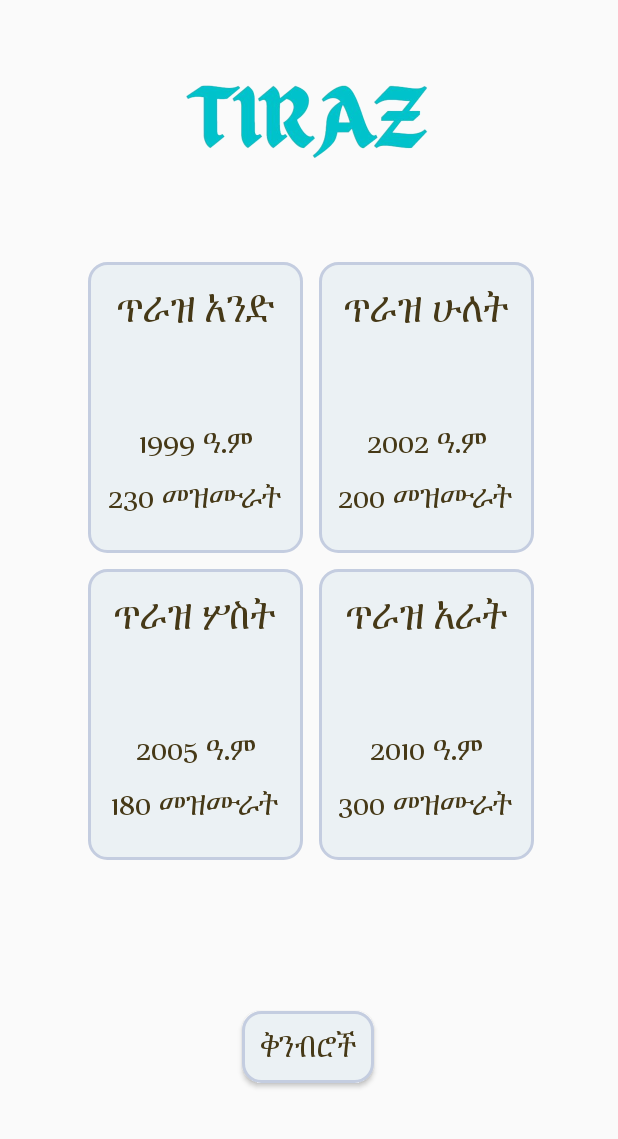
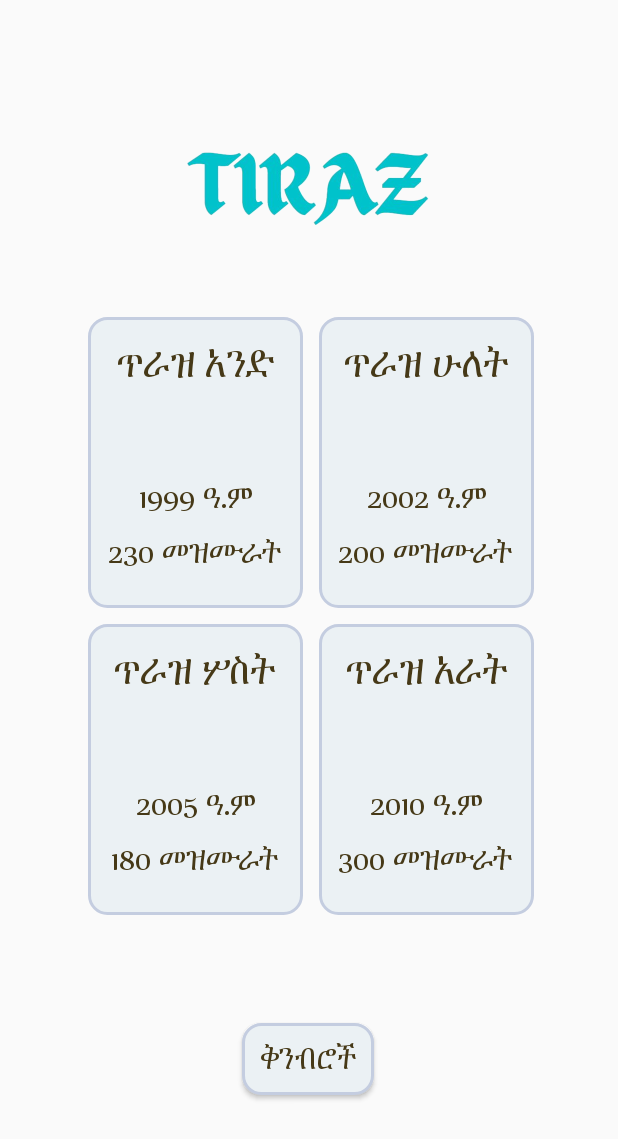
Before and after one commit to liku-amare/Tiraz, an Android app: the screen it shows after launch (MainActivity), on a phone screen of 412 x 824 dp. Shown: the top 1139 px of the screen. Run offline under Robolectric (Android 15) with nearby library versions, the phone set to English and light mode, and no system bars.

Commit message:
reloaded and updated

```diff
--- a/app/src/main/AndroidManifest.xml
+++ b/app/src/main/AndroidManifest.xml
@@ -9,9 +9,9 @@
         android:allowBackup="true"
         android:dataExtractionRules="@xml/data_extraction_rules"
         android:fullBackupContent="@xml/backup_rules"
-        android:icon="@mipmap/ic_launcher"
+        android:icon="@drawable/logo2_no_back"
         android:label="@string/app_name"
-        android:roundIcon="@mipmap/ic_launcher_round"
+        android:roundIcon="@drawable/logo2_no_back"
         android:supportsRtl="true"
         android:theme="@style/Theme.TIraz"
         tools:targetApi="31">
--- a/app/src/main/res/layout/activity_main.xml
+++ b/app/src/main/res/layout/activity_main.xml
@@ -143,15 +143,17 @@
         android:id="@+id/imageView"
         android:layout_width="238dp"
         android:layout_height="100dp"
-        android:layout_marginStart="86dp"
+        android:layout_marginStart="87dp"
+        android:layout_marginTop="53dp"
         android:layout_marginEnd="87dp"
         android:layout_marginBottom="23dp"
+        android:contentDescription="@string/logo_title"
         app:layout_constraintBottom_toTopOf="@+id/gridLayout"
         app:layout_constraintEnd_toEndOf="parent"
+        app:layout_constraintHorizontal_bias="0.0"
         app:layout_constraintStart_toStartOf="parent"
         app:layout_constraintTop_toTopOf="parent"
-        app:srcCompat="@drawable/logo2_no_back"
-        android:contentDescription="@string/logo_title" />
+        app:srcCompat="@drawable/logo2_no_back" />
 
     <androidx.gridlayout.widget.GridLayout
         android:id="@+id/gridLayout"
@@ -191,7 +193,7 @@
                 android:layout_marginTop="10dp"
                 android:layout_marginBottom="5dp"
                 android:fontFamily="@font/niyala"
-                android:text="1999 ዓ.ም"
+                android:text="1999 ዓ.ም."
                 android:textSize="22sp" />
 
             <TextView
@@ -211,8 +213,8 @@
             android:layout_height="194dp"
             android:layout_margin="5dp"
             android:background="@drawable/shape"
+            android:orientation="vertical"
             android:theme="@style/ErrorStyle"
-            android:orientation="vertical"
             app:layout_column="1"
             app:layout_row="0">
 
@@ -234,7 +236,7 @@
                 android:layout_marginTop="10dp"
                 android:layout_marginBottom="5dp"
                 android:fontFamily="@font/niyala"
-                android:text="1999 ዓ.ም"
+                android:text="1999 ዓ.ም."
                 android:textSize="22sp" />
 
             <TextView
@@ -278,7 +280,7 @@
                 android:layout_marginTop="10dp"
                 android:layout_marginBottom="5dp"
                 android:fontFamily="@font/niyala"
-                android:text="1999 ዓ.ም"
+                android:text="1999 ዓ.ም."
                 android:textSize="22sp" />
 
             <TextView
@@ -322,7 +324,7 @@
                 android:layout_marginTop="10dp"
                 android:layout_marginBottom="5dp"
                 android:fontFamily="@font/niyala"
-                android:text="1999 ዓ.ም"
+                android:text="1999 ዓ.ም."
                 android:textSize="22sp" />
 
             <TextView
@@ -344,7 +346,7 @@
         android:layout_width="wrap_content"
         android:layout_height="wrap_content"
         android:layout_marginStart="158dp"
-        android:layout_marginTop="34dp"
+        android:layout_marginTop="14dp"
         android:layout_marginEnd="159dp"
         android:layout_marginBottom="79dp"
         android:background="@drawable/shape"
--- a/gradle.properties
+++ b/gradle.properties
@@ -19,3 +19,5 @@ android.useAndroidX=true
 # resources declared in the library itself and none from the library's dependencies,
 # thereby reducing the size of the R class for that library
 android.nonTransitiveRClass=true
+android.defaults.buildfeatures.buildconfig=true
+android.nonFinalResIds=false
```
Also changed, not shown: app/build.gradle (+6 -6 lines), build.gradle (+4 -3 lines), gradle/wrapper/gradle-wrapper.properties.
